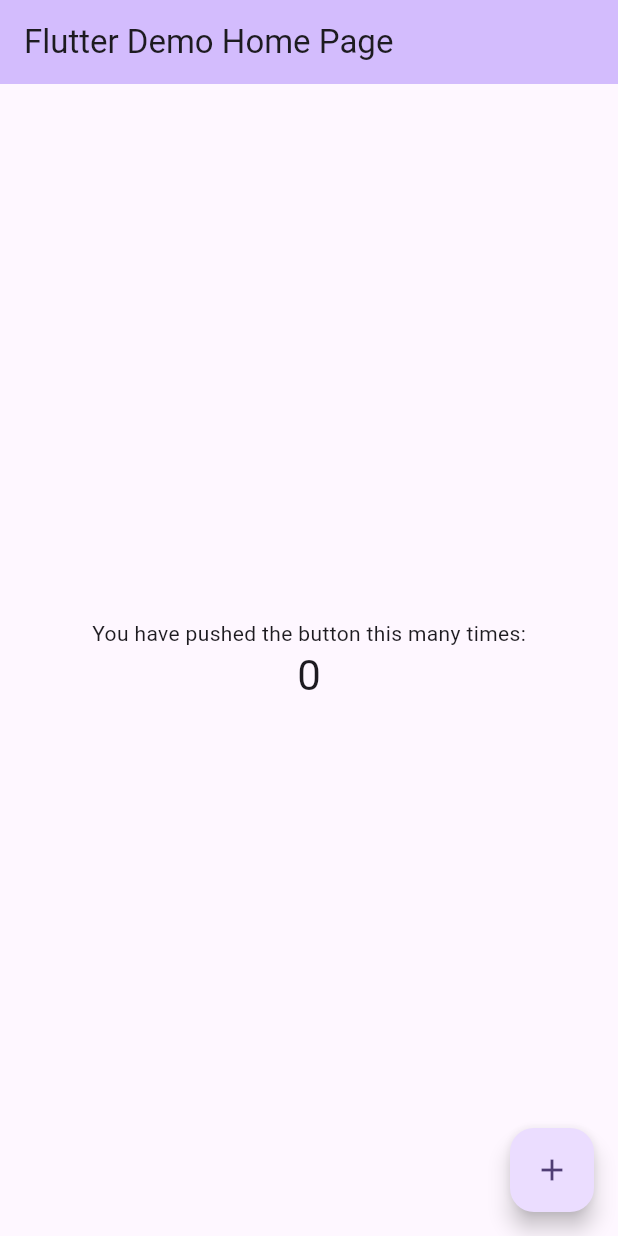
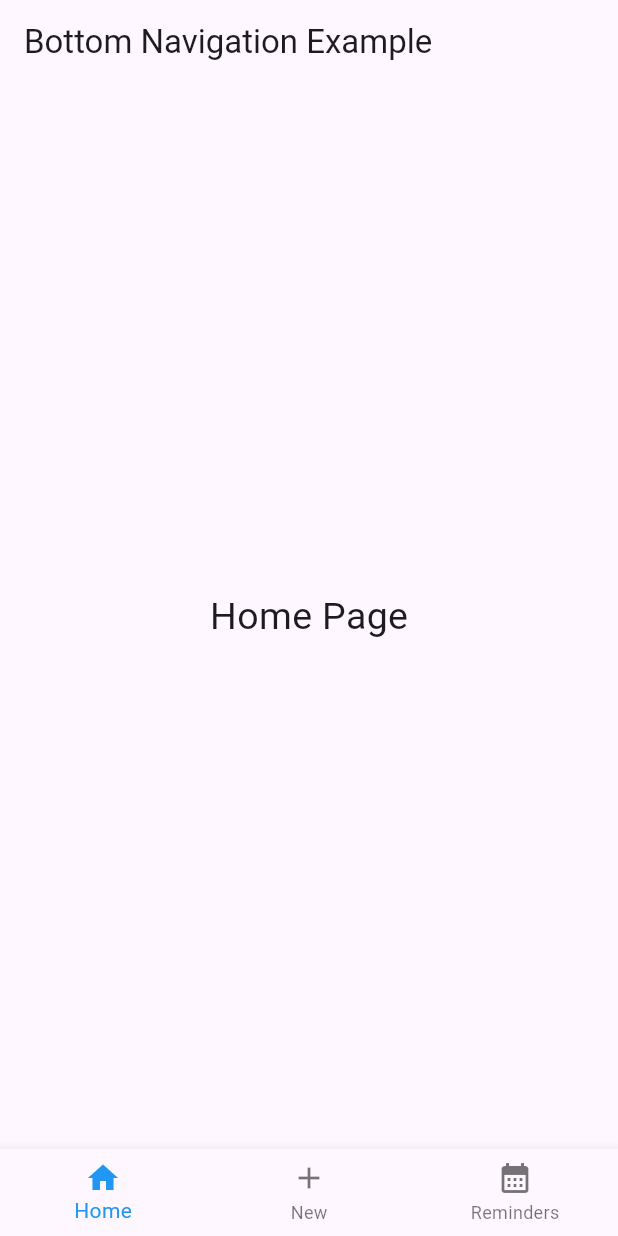
Before and after one commit to Systemized/Vehicle-Maintenance-App, a Flutter app: the screen it shows after launch, on a phone screen of 412 x 824 dp. Run offline on Flutter 3.47's test engine with Material 3 defaults, Android fonts, the phone set to English and light mode, and no system bars.

Commit message:
created starter content for main.dart, fixed readme typo

```diff
--- a/lib/main.dart
+++ b/lib/main.dart
@@ -7,116 +7,52 @@ void main() {
 class MyApp extends StatelessWidget {
   const MyApp({super.key});
 
-  // This widget is the root of your application.
   @override
   Widget build(BuildContext context) {
-    return MaterialApp(
-      title: 'Flutter Demo',
-      theme: ThemeData(
-        // This is the theme of your application.
-        //
-        // TRY THIS: Try running your application with "flutter run". You'll see
-        // the application has a purple toolbar. Then, without quitting the app,
-        // try changing the seedColor in the colorScheme below to Colors.green
-        // and then invoke "hot reload" (save your changes or press the "hot
-        // reload" button in a Flutter-supported IDE, or press "r" if you used
-        // the command line to start the app).
-        //
-        // Notice that the counter didn't reset back to zero; the application
-        // state is not lost during the reload. To reset the state, use hot
-        // restart instead.
-        //
-        // This works for code too, not just values: Most code changes can be
-        // tested with just a hot reload.
-        colorScheme: ColorScheme.fromSeed(seedColor: Colors.deepPurple),
-      ),
-      home: const MyHomePage(title: 'Flutter Demo Home Page'),
+    return const MaterialApp(
+      debugShowCheckedModeBanner: false,
+      home: BottomNavExample(),
     );
   }
 }
 
-class MyHomePage extends StatefulWidget {
-  const MyHomePage({super.key, required this.title});
-
-  // This widget is the home page of your application. It is stateful, meaning
-  // that it has a State object (defined below) that contains fields that affect
-  // how it looks.
-
-  // This class is the configuration for the state. It holds the values (in this
-  // case the title) provided by the parent (in this case the App widget) and
-  // used by the build method of the State. Fields in a Widget subclass are
-  // always marked "final".
-
-  final String title;
+class BottomNavExample extends StatefulWidget {
+  const BottomNavExample({super.key});
 
   @override
-  State<MyHomePage> createState() => _MyHomePageState();
+  State<BottomNavExample> createState() => _BottomNavExampleState();
 }
 
-class _MyHomePageState extends State<MyHomePage> {
-  int _counter = 0;
+class _BottomNavExampleState extends State<BottomNavExample> {
+  int _selectedIndex = 0;
 
-  void _incrementCounter() {
+  static const List<Widget> _pages = <Widget>[
+    Center(child: Text('Home Page', style: TextStyle(fontSize: 25))),
+    Center(child: Text('Add Vehicle Page', style: TextStyle(fontSize: 25))),
+    Center(child: Text('Reminders Page', style: TextStyle(fontSize: 25))),
+  ];
+
+  void _onItemTapped(int index) {
     setState(() {
-      // This call to setState tells the Flutter framework that something has
-      // changed in this State, which causes it to rerun the build method below
-      // so that the display can reflect the updated values. If we changed
-      // _counter without calling setState(), then the build method would not be
-      // called again, and so nothing would appear to happen.
-      _counter++;
+      _selectedIndex = index;
     });
   }
 
   @override
   Widget build(BuildContext context) {
-    // This method is rerun every time setState is called, for instance as done
-    // by the _incrementCounter method above.
-    //
-    // The Flutter framework has been optimized to make rerunning build methods
-    // fast, so that you can just rebuild anything that needs updating rather
-    // than having to individually change instances of widgets.
     return Scaffold(
-      appBar: AppBar(
-        // TRY THIS: Try changing the color here to a specific color (to
-        // Colors.amber, perhaps?) and trigger a hot reload to see the AppBar
-        // change color while the other colors stay the same.
-        backgroundColor: Theme.of(context).colorScheme.inversePrimary,
-        // Here we take the value from the MyHomePage object that was created by
-        // the App.build method, and use it to set our appbar title.
-        title: Text(widget.title),
+      appBar: AppBar(title: const Text('Bottom Navigation Example')),
+      body: _pages[_selectedIndex],
+      bottomNavigationBar: BottomNavigationBar(
+        items: const <BottomNavigationBarItem>[
+          BottomNavigationBarItem(icon: Icon(Icons.home), label: 'Home'),
+          BottomNavigationBarItem(icon: Icon(Icons.add), label: 'New'),
+          BottomNavigationBarItem(icon: Icon(Icons.calendar_month), label: 'Reminders'),
+        ],
+        currentIndex: _selectedIndex,
+        selectedItemColor: Colors.blue,
+        onTap: _onItemTapped,
       ),
-      body: Center(
-        // Center is a layout widget. It takes a single child and positions it
-        // in the middle of the parent.
-        child: Column(
-          // Column is also a layout widget. It takes a list of children and
-          // arranges them vertically. By default, it sizes itself to fit its
-          // children horizontally, and tries to be as tall as its parent.
-          //
-          // Column has various properties to control how it sizes itself and
-          // how it positions its children. Here we use mainAxisAlignment to
-          // center the children vertically; the main axis here is the vertical
-          // axis because Columns are vertical (the cross axis would be
-          // horizontal).
-          //
-          // TRY THIS: Invoke "debug painting" (choose the "Toggle Debug Paint"
-          // action in the IDE, or press "p" in the console), to see the
-          // wireframe for each widget.
-          mainAxisAlignment: MainAxisAlignment.center,
-          children: <Widget>[
-            const Text('You have pushed the button this many times:'),
-            Text(
-              '$_counter',
-              style: Theme.of(context).textTheme.headlineMedium,
-            ),
-          ],
-        ),
-      ),
-      floatingActionButton: FloatingActionButton(
-        onPressed: _incrementCounter,
-        tooltip: 'Increment',
-        child: const Icon(Icons.add),
-      ), // This trailing comma makes auto-formatting nicer for build methods.
     );
   }
 }
```
Also changed, not shown: 1 other file.
